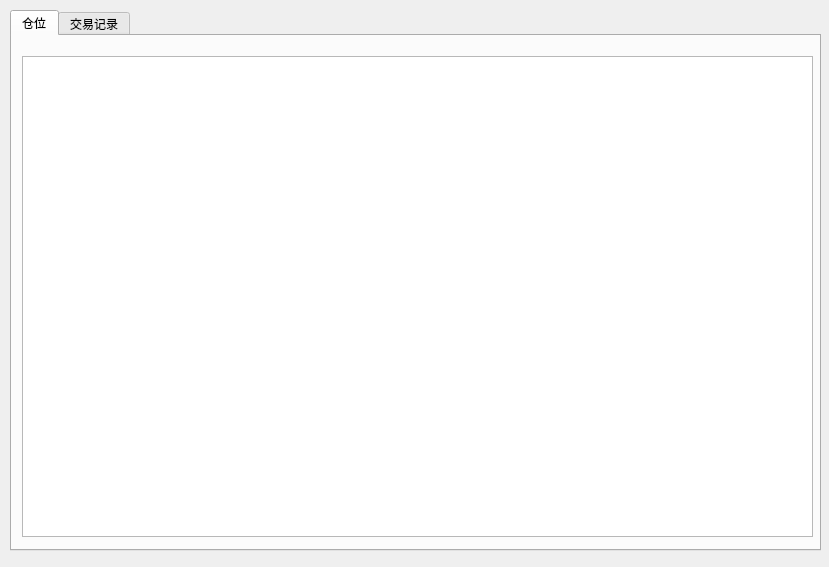
Qt form TradeWinner/records.ui (spartawwy/mock_proj) before a commit.
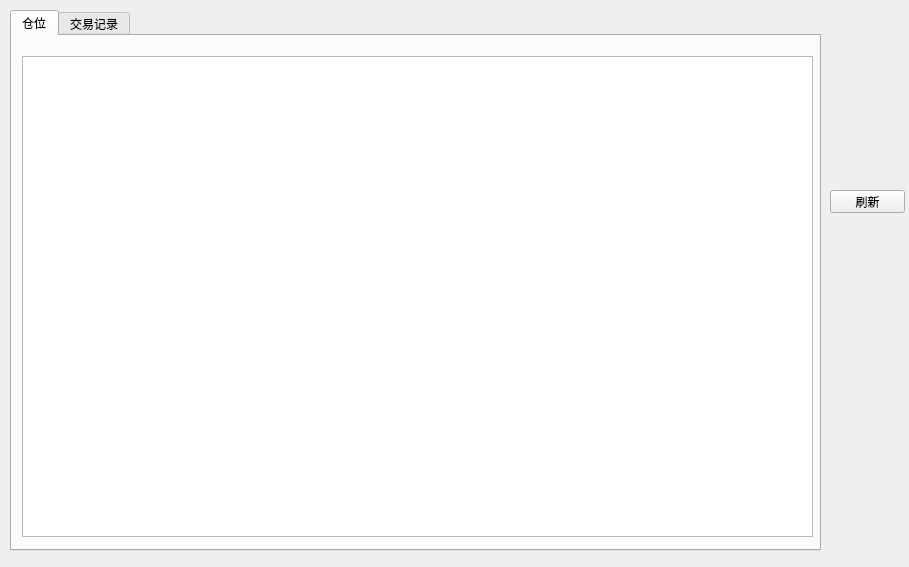
The same form after that commit.

The edit to the form file:
```diff
--- a/TradeWinner/records.ui
+++ b/TradeWinner/records.ui
@@ -6,7 +6,7 @@
    <rect>
     <x>0</x>
     <y>0</y>
-    <width>829</width>
+    <width>909</width>
     <height>567</height>
    </rect>
   </property>
@@ -62,6 +62,19 @@
     </widget>
    </widget>
   </widget>
+  <widget class="QPushButton" name="pbtn_refresh">
+   <property name="geometry">
+    <rect>
+     <x>830</x>
+     <y>190</y>
+     <width>75</width>
+     <height>23</height>
+    </rect>
+   </property>
+   <property name="text">
+    <string>刷新</string>
+   </property>
+  </widget>
  </widget>
  <resources/>
  <connections/>
```
Left out of the diff: 13 changed lines with no effect on the pictures.
